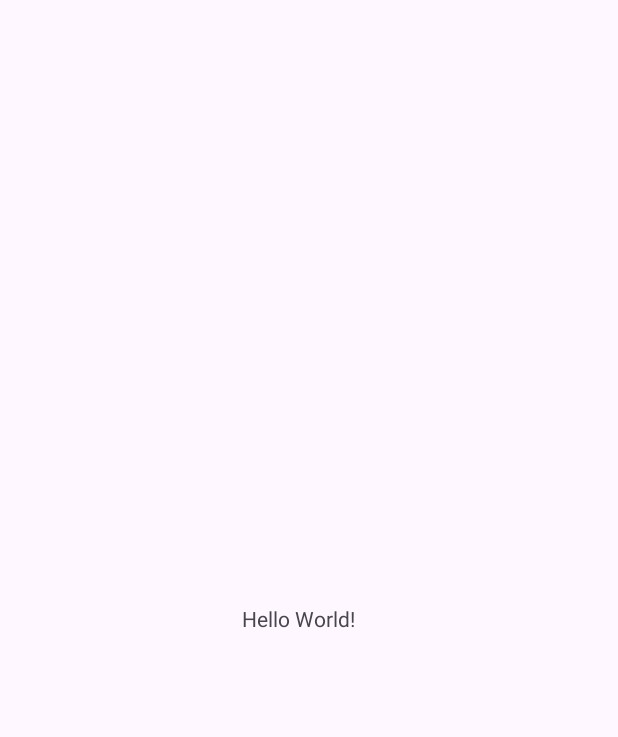
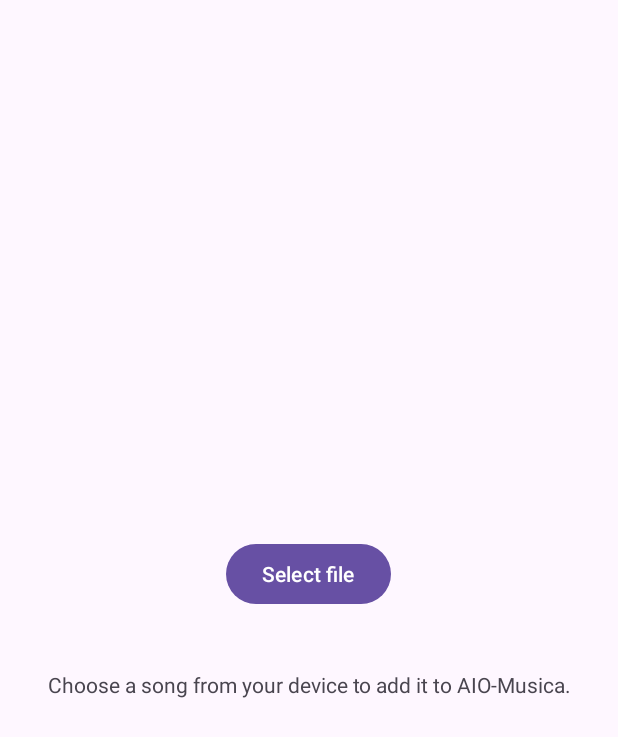
Before and after one commit to Vi-Adhikary-GMU/AIO-Musica, an Android app: the screen it shows after launch (MainActivity), on a phone screen of 412 x 824 dp. Before the commit the part shown is almost empty. Shown: the top 737 px of the screen. Run offline under Robolectric (Android 15) with nearby library versions, the phone set to English and light mode, and no system bars.

Commit message:
Add file import UI to MainActivity
- Select file button opens the system picker (audio/*) and starts the import
- Progress bar, status text and cancel button driven by UploadFileViewModel
- ViewModel state is now a StateFlow so the View-based activity can observe it

Co-Authored-By: Claude Sonnet 5.5 <noreply@anthropic.com>
Claude-Session: https://claude.ai/code/session_01Ni1u3DYfthcXyr31TzQbEJ

```diff
--- a/app/src/main/java/com/example/aio_musica/MainActivity.kt
+++ b/app/src/main/java/com/example/aio_musica/MainActivity.kt
@@ -1,12 +1,65 @@
 package com.example.aio_musica
 
 import android.os.Bundle
+import android.widget.TextView
 import androidx.activity.enableEdgeToEdge
+import androidx.activity.result.contract.ActivityResultContracts
+import androidx.activity.viewModels
 import androidx.appcompat.app.AppCompatActivity
 import androidx.core.view.ViewCompat
 import androidx.core.view.WindowInsetsCompat
+import androidx.core.view.isInvisible
+import androidx.core.view.isVisible
+import androidx.lifecycle.Lifecycle
+import androidx.lifecycle.lifecycleScope
+import androidx.lifecycle.repeatOnLifecycle
+import androidx.lifecycle.viewmodel.initializer
+import androidx.lifecycle.viewmodel.viewModelFactory
+import com.example.aio_musica.file_upload.FileReader
+import com.example.aio_musica.file_upload.FileRepository
+import com.example.aio_musica.file_upload.UploadFileViewModel
+import com.example.aio_musica.file_upload.UploadSate
+import com.google.android.material.button.MaterialButton
+import com.google.android.material.progressindicator.LinearProgressIndicator
+import kotlinx.coroutines.Dispatchers
+import kotlinx.coroutines.launch
+import java.io.File
 
 class MainActivity : AppCompatActivity() {
+
+    /**
+     * The ViewModel needs a FileRepository, so it's created through a factory.
+     * Picked files are copied into `filesDir/songs`.
+     */
+    private val viewModel: UploadFileViewModel by viewModels {
+        viewModelFactory {
+            initializer {
+                UploadFileViewModel(
+                    FileRepository(
+                        fileReader = FileReader(applicationContext, Dispatchers.IO),
+                        storageDir = File(applicationContext.filesDir, "songs"),
+                        ioDispatcher = Dispatchers.IO
+                    )
+                )
+            }
+        }
+    }
+
+    /**
+     * Opens the system file picker (audio files only) and hands the chosen file to the ViewModel.
+     * The result is null if the user backed out without choosing anything.
+     */
+    private val pickFile = registerForActivityResult(ActivityResultContracts.OpenDocument()) { uri ->
+        if (uri != null) {
+            viewModel.uploadFile(uri)
+        }
+    }
+
+    private lateinit var selectFileButton: MaterialButton
+    private lateinit var cancelButton: MaterialButton
+    private lateinit var progressIndicator: LinearProgressIndicator
+    private lateinit var statusText: TextView
+
     override fun onCreate(savedInstanceState: Bundle?) {
         super.onCreate(savedInstanceState)
         enableEdgeToEdge()
@@ -16,5 +69,39 @@ class MainActivity : AppCompatActivity() {
             v.setPadding(systemBars.left, systemBars.top, systemBars.right, systemBars.bottom)
             insets
         }
+
+        selectFileButton = findViewById(R.id.selectFileButton)
+        cancelButton = findViewById(R.id.cancelButton)
+        progressIndicator = findViewById(R.id.uploadProgress)
+        statusText = findViewById(R.id.statusText)
+
+        selectFileButton.setOnClickListener { pickFile.launch(arrayOf("audio/*")) }
+        cancelButton.setOnClickListener { viewModel.cancelUpload() }
+
+        // Redraw the screen every time the upload state changes (only while the screen is visible).
+        lifecycleScope.launch {
+            repeatOnLifecycle(Lifecycle.State.STARTED) {
+                viewModel.state.collect { render(it) }
+            }
+        }
+    }
+
+    private fun render(state: UploadSate) {
+        selectFileButton.isEnabled = !state.isUploading
+        cancelButton.isVisible = state.isUploading
+
+        val percent = (state.progress * 100).toInt().coerceIn(0, 100)
+        progressIndicator.isInvisible = !(state.isUploading || state.isUploadComplete)
+        progressIndicator.setProgressCompat(percent, true)
+
+        statusText.text = when {
+            state.errorMessage != null -> state.errorMessage
+            state.isUploading -> getString(R.string.status_uploading, percent)
+            state.isUploadComplete -> getString(
+                R.string.status_complete,
+                state.importedFile?.displayName ?: ""
+            )
+            else -> getString(R.string.status_idle)
+        }
     }
 }
--- a/app/src/main/res/layout/activity_main.xml
+++ b/app/src/main/res/layout/activity_main.xml
@@ -7,14 +7,49 @@
     android:layout_height="match_parent"
     tools:context=".MainActivity">
 
-    <TextView
-        android:layout_width="wrap_content"
+    <LinearLayout
+        android:layout_width="0dp"
         android:layout_height="wrap_content"
-        android:text="Hello World!"
+        android:layout_marginStart="24dp"
+        android:layout_marginEnd="24dp"
+        android:gravity="center_horizontal"
+        android:orientation="vertical"
         app:layout_constraintBottom_toBottomOf="parent"
         app:layout_constraintEnd_toEndOf="parent"
-        app:layout_constraintHorizontal_bias="0.48"
         app:layout_constraintStart_toStartOf="parent"
-        app:layout_constraintTop_toTopOf="parent" />
+        app:layout_constraintTop_toTopOf="parent">
+
+        <com.google.android.material.button.MaterialButton
+            android:id="@+id/selectFileButton"
+            android:layout_width="wrap_content"
+            android:layout_height="wrap_content"
+            android:text="@string/select_file" />
+
+        <com.google.android.material.progressindicator.LinearProgressIndicator
+            android:id="@+id/uploadProgress"
+            android:layout_width="match_parent"
+            android:layout_height="wrap_content"
+            android:layout_marginTop="24dp"
+            android:max="100"
+            android:visibility="invisible" />
+
+        <TextView
+            android:id="@+id/statusText"
+            android:layout_width="wrap_content"
+            android:layout_height="wrap_content"
+            android:layout_marginTop="12dp"
+            android:gravity="center"
+            android:text="@string/status_idle" />
+
+        <com.google.android.material.button.MaterialButton
+            android:id="@+id/cancelButton"
+            style="@style/Widget.Material3.Button.TextButton"
+            android:layout_width="wrap_content"
+            android:layout_height="wrap_content"
+            android:layout_marginTop="8dp"
+            android:text="@string/cancel_upload"
+            android:visibility="gone" />
+
+    </LinearLayout>
 
 </androidx.constraintlayout.widget.ConstraintLayout>
--- a/app/src/main/res/values/strings.xml
+++ b/app/src/main/res/values/strings.xml
@@ -1,3 +1,8 @@
 <resources>
     <string name="app_name">AIO-Musica</string>
+    <string name="select_file">Select file</string>
+    <string name="cancel_upload">Cancel</string>
+    <string name="status_idle">Choose a song from your device to add it to AIO-Musica.</string>
+    <string name="status_uploading">Adding file… %1$d%%</string>
+    <string name="status_complete">Added %1$s</string>
 </resources>
```
Also changed, not shown: app/src/main/java/com/example/aio_musica/file_upload/UploadFileViewModel.kt (+28 -13 lines).
